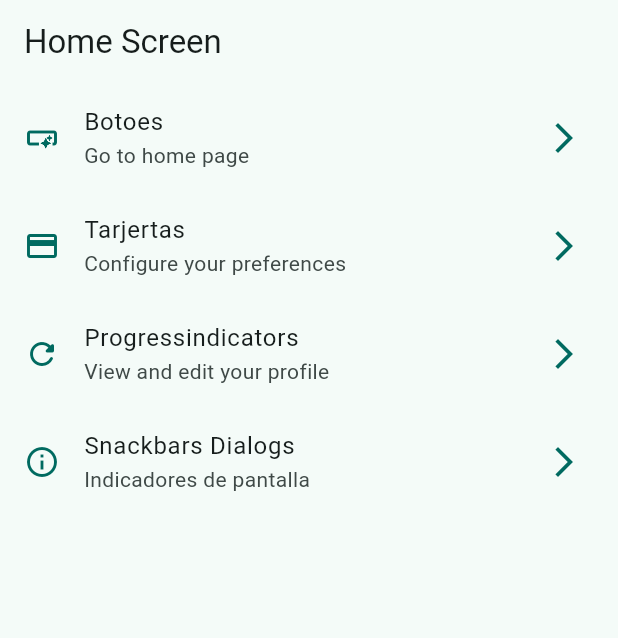
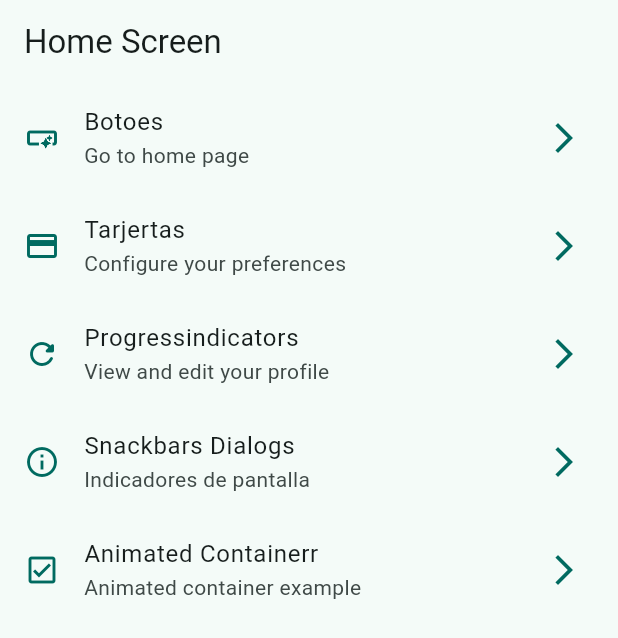
Before and after one commit to JosueCas123/widgets_app, a Flutter app: the screen it shows after launch, on a phone screen of 412 x 824 dp. Shown: the top 638 px of the screen. Run offline on Flutter 3.47's test engine with Material 3 defaults, Android fonts, the phone set to English and light mode, and no system bars; our stand-ins replace go_router.

Commit message:
Animates container terminado

```diff
--- a/lib/config/menu/menu_items.dart
+++ b/lib/config/menu/menu_items.dart
@@ -47,4 +47,10 @@ const appMenuItems = <MenuItems>[
     icon: Icons.info_outline,
     link: '/snackbars',
   ),
+  MenuItems(
+    title: 'Animated Containerr',
+    subtitle: 'Animated container example',
+    icon: Icons.check_box_outlined,
+    link: '/animated_container',
+  ),
 ];
--- a/lib/config/router/app_router.dart
+++ b/lib/config/router/app_router.dart
@@ -30,6 +30,11 @@ final router = GoRouter(
       path: '/snackbars',
       name: SnackbarScreen.name,
       builder: (context, state) => SnackbarScreen(),
+    ),
+    GoRoute(
+      path: '/animated_container',
+      name: AnimatedScreen.name,
+      builder: (context, state) => AnimatedScreen(),
     )
 
   ],
--- a/lib/presentation/screens/snackbar/snackbar_screen.dart
+++ b/lib/presentation/screens/snackbar/snackbar_screen.dart
@@ -26,7 +26,7 @@ class SnackbarScreen extends StatelessWidget {
           content: const Text('This is a dialog message. lorem ipsum dolor sit amet, consectetur adipiscing elit.'),
           actions: [
             TextButton(onPressed: ()=>context.pop(),child: const Text('Close')),
-            FilledButton(onPressed: ()=> context.pop(), child: const Text('Accept')),
+            FilledButton(onPressed: ()=> context.pop(), child: const Text('Accept'))
           ],
         );
       },
```
Also changed, not shown: lib/presentation/screens/animated/animated_screen.dart (+55 -3 lines).
